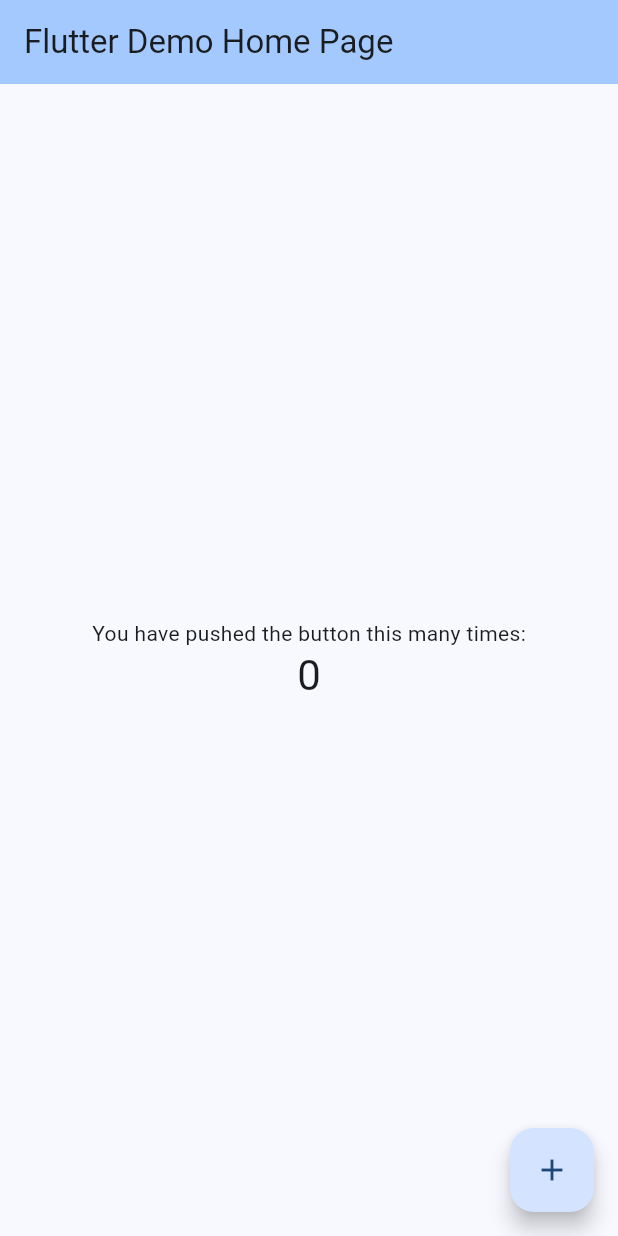
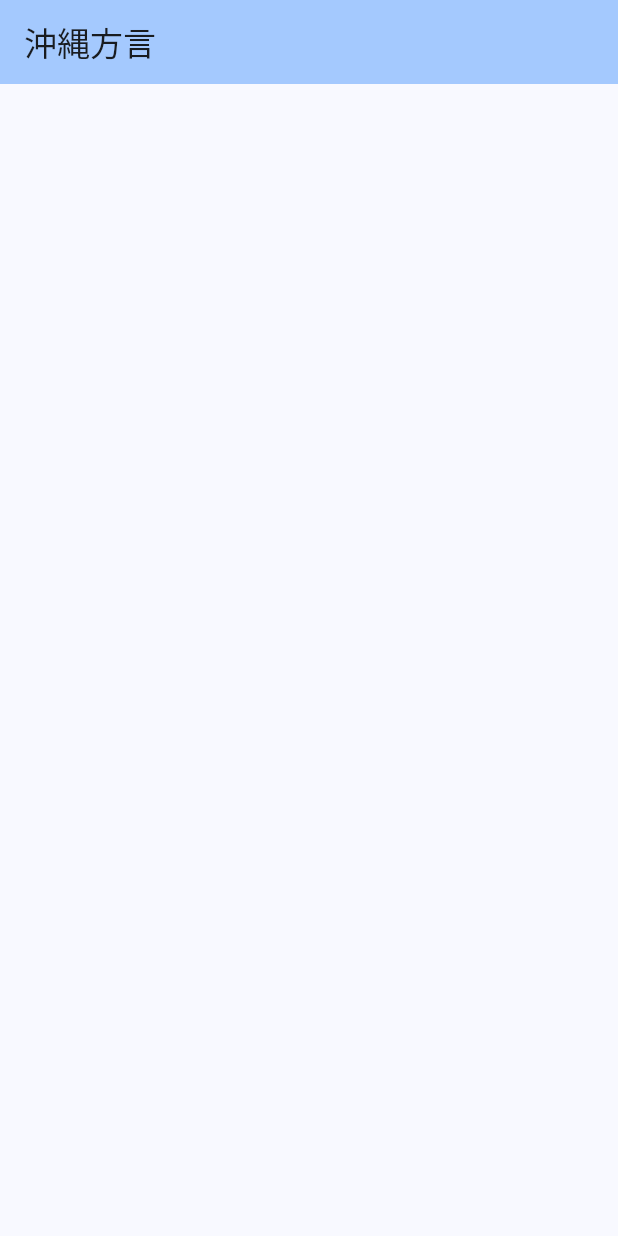
Before and after one commit to gusiken0604/OkinawaHougen, a Flutter app: the screen it shows after launch, on a phone screen of 412 x 824 dp. Run offline on Flutter 3.47's test engine with Material 2 defaults, Android fonts, the phone set to English and light mode, and no system bars.

Commit message:
タイトル変更、不要な行を削除

```diff
--- a/lib/main.dart
+++ b/lib/main.dart
@@ -10,13 +10,13 @@ class MyApp extends StatelessWidget {
   @override
   Widget build(BuildContext context) {
     return MaterialApp(
-      title: 'Flutter Demo',
+      title: '沖縄方言',
       theme: ThemeData(
 
         colorScheme: ColorScheme.fromSeed(seedColor: Color(0xFF82AAE3)),
         useMaterial3: true,
       ),
-      home: const MyHomePage(title: 'Flutter Demo Home Page'),
+      home: const MyHomePage(title: '沖縄方言'),
     );
   }
 }
@@ -24,87 +24,24 @@ class MyApp extends StatelessWidget {
 class MyHomePage extends StatefulWidget {
   const MyHomePage({super.key, required this.title});
 
-  // This widget is the home page of your application. It is stateful, meaning
-  // that it has a State object (defined below) that contains fields that affect
-  // how it looks.
-
-  // This class is the configuration for the state. It holds the values (in this
-  // case the title) provided by the parent (in this case the App widget) and
-  // used by the build method of the State. Fields in a Widget subclass are
-  // always marked "final".
-
-  final String title;
+   final String title;
 
   @override
   State<MyHomePage> createState() => _MyHomePageState();
 }
 
 class _MyHomePageState extends State<MyHomePage> {
-  int _counter = 0;
-
-  void _incrementCounter() {
-    setState(() {
-      // This call to setState tells the Flutter framework that something has
-      // changed in this State, which causes it to rerun the build method below
-      // so that the display can reflect the updated values. If we changed
-      // _counter without calling setState(), then the build method would not be
-      // called again, and so nothing would appear to happen.
-      _counter++;
-    });
-  }
 
   @override
   Widget build(BuildContext context) {
-    // This method is rerun every time setState is called, for instance as done
-    // by the _incrementCounter method above.
-    //
-    // The Flutter framework has been optimized to make rerunning build methods
-    // fast, so that you can just rebuild anything that needs updating rather
-    // than having to individually change instances of widgets.
     return Scaffold(
       appBar: AppBar(
-        // TRY THIS: Try changing the color here to a specific color (to
-        // Colors.amber, perhaps?) and trigger a hot reload to see the AppBar
-        // change color while the other colors stay the same.
         backgroundColor: Theme.of(context).colorScheme.inversePrimary,
-        // Here we take the value from the MyHomePage object that was created by
-        // the App.build method, and use it to set our appbar title.
         title: Text(widget.title),
       ),
       body: Center(
-        // Center is a layout widget. It takes a single child and positions it
-        // in the middle of the parent.
-        child: Column(
-          // Column is also a layout widget. It takes a list of children and
-          // arranges them vertically. By default, it sizes itself to fit its
-          // children horizontally, and tries to be as tall as its parent.
-          //
-          // Column has various properties to control how it sizes itself and
-          // how it positions its children. Here we use mainAxisAlignment to
-          // center the children vertically; the main axis here is the vertical
-          // axis because Columns are vertical (the cross axis would be
-          // horizontal).
-          //
-          // TRY THIS: Invoke "debug painting" (choose the "Toggle Debug Paint"
-          // action in the IDE, or press "p" in the console), to see the
-          // wireframe for each widget.
-          mainAxisAlignment: MainAxisAlignment.center,
-          children: <Widget>[
-            const Text(
-              'You have pushed the button this many times:',
-            ),
-            Text(
-              '$_counter',
-              style: Theme.of(context).textTheme.headlineMedium,
-            ),
-          ],
-        ),
+        child: Column(),
       ),
-      floatingActionButton: FloatingActionButton(
-        onPressed: _incrementCounter,
-        tooltip: 'Increment',
-        child: const Icon(Icons.add),
-      ), // This trailing comma makes auto-formatting nicer for build methods.
     );
   }
 }
```
